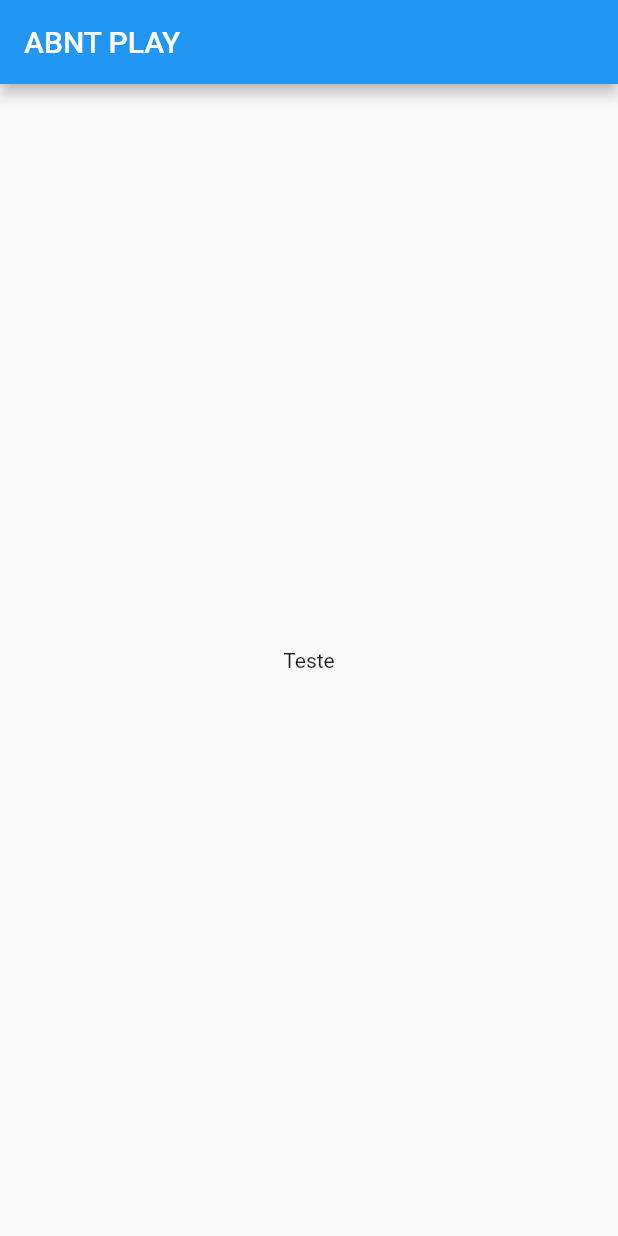
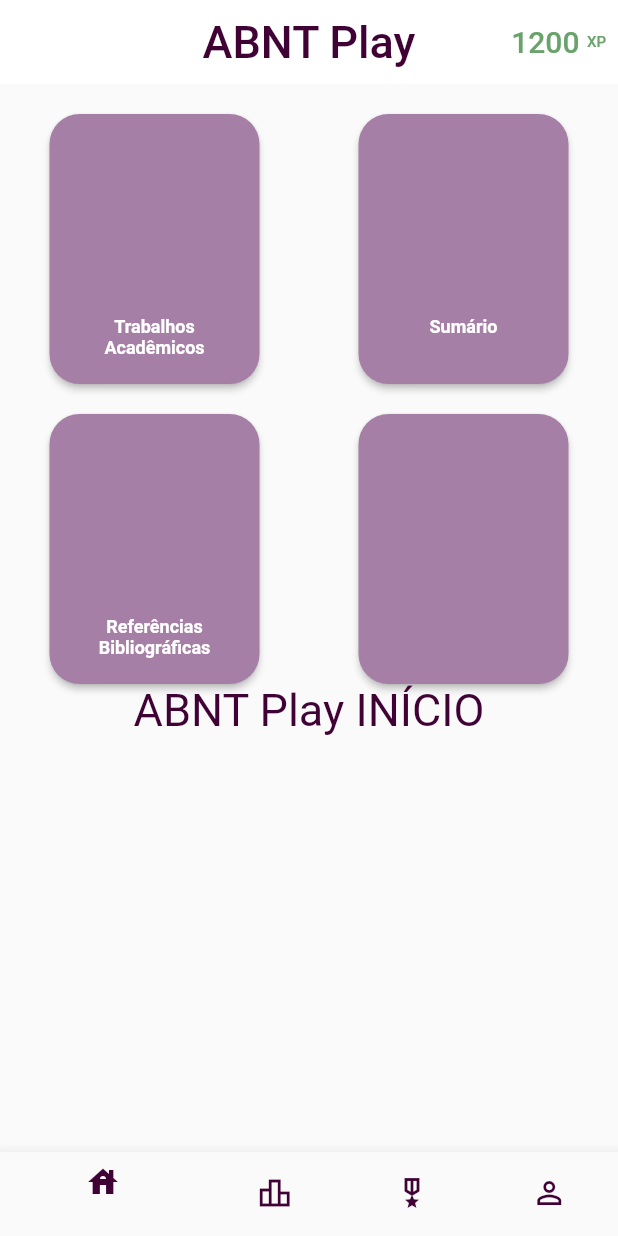
Before and after one commit to alvarengazv/abnt_game, a Flutter app: the screen it shows after launch, on a phone screen of 412 x 824 dp. Run offline on Flutter 3.47's test engine with Material 2 defaults, Android fonts, the phone set to English and light mode, and no system bars.

Commit message:
Página de Início

```diff
--- a/lib/core/app.dart
+++ b/lib/core/app.dart
@@ -1,3 +1,4 @@
+import 'package:abntplaybic/modules/home/pages/index.dart';
 import 'package:abntplaybic/modules/login/pages/login.dart';
 import 'package:flutter/material.dart';
 
@@ -8,11 +9,11 @@ class MyApp extends StatelessWidget {
   Widget build(BuildContext context) {
     return MaterialApp(
       debugShowCheckedModeBanner: false,
-      title: 'Flutter Demo',
+      title: 'ABNT Play',
       theme: ThemeData(
         primarySwatch: Colors.blue,
       ),
-      home: LoginPage(),
+      home: HomePage(),
     );
   }
 }
--- /dev/null
+++ b/lib/modules/home/pages/index.dart
@@ -0,0 +1,65 @@
+import 'package:abntplaybic/modules/home/pages/telas/classificacao.dart';
+import 'package:abntplaybic/modules/home/pages/telas/conquistas.dart';
+import 'package:abntplaybic/modules/home/pages/telas/inicio.dart';
+import 'package:abntplaybic/modules/home/pages/telas/perfil.dart';
+import 'package:flutter/material.dart';
+
+class HomePage extends StatefulWidget {
+  const HomePage({super.key});
+
+  @override
+  State<HomePage> createState() => _HomePageState();
+}
+
+class _HomePageState extends State<HomePage> {
+  int _selectedIndex = 0;
+  static const TextStyle optionStyle =
+      TextStyle(fontSize: 30, fontWeight: FontWeight.bold);
+  static const List<Widget> _widgetOptions = <Widget>[
+    InicioPage(),
+    ClassificacaoPage(),
+    ConquistasPage(),
+    PerfilPage(),
+  ];
+
+  void _onItemTapped(int index) {
+    setState(() {
+      _selectedIndex = index;
+    });
+  }
+
+  @override
+  Widget build(BuildContext context) {
+    return Scaffold(
+      body: Center(
+        child: _widgetOptions.elementAt(_selectedIndex),
+      ),
+      bottomNavigationBar: BottomNavigationBar(
+        currentIndex: _selectedIndex,
+        onTap: _onItemTapped,
+        items:[
+          BottomNavigationBarItem(
+            activeIcon: Icon(Icons.house, color: Color.fromARGB(255, 64, 1, 53),),
+            icon: Icon(Icons.house_outlined, color: Color.fromARGB(255, 64, 1, 53),),
+            label: ""
+          ),
+          BottomNavigationBarItem(
+            activeIcon: Icon(Icons.leaderboard, color: Color.fromARGB(255, 64, 1, 53),),
+            icon: Icon(Icons.leaderboard_outlined, color: Color.fromARGB(255, 64, 1, 53),),
+            label: ""
+          ),
+          BottomNavigationBarItem(
+            activeIcon: Icon(Icons.military_tech, color: Color.fromARGB(255, 64, 1, 53),),
+            icon: Icon(Icons.military_tech_outlined, color: Color.fromARGB(255, 64, 1, 53),),
+            label: ""
+          ),
+          BottomNavigationBarItem(
+            activeIcon: Icon(Icons.person, color: Color.fromARGB(255, 64, 1, 53),),
+            icon: Icon(Icons.person_outline, color: Color.fromARGB(255, 64, 1, 53),),
+            label: ""
+          ),
+        ]
+      ),
+    );
+  }
+}
--- /dev/null
+++ b/lib/modules/home/pages/telas/classificacao.dart
@@ -0,0 +1,22 @@
+import 'package:flutter/material.dart';
+import 'package:flutter/src/widgets/container.dart';
+import 'package:flutter/src/widgets/framework.dart';
+
+class ClassificacaoPage extends StatefulWidget {
+  const ClassificacaoPage({super.key});
+
+  @override
+  State<ClassificacaoPage> createState() => _ClassificacaoPageState();
+}
+
+class _ClassificacaoPageState extends State<ClassificacaoPage> {
+  @override
+  Widget build(BuildContext context) {
+    return Text("ABNT Play CLASSIFICAÇÃO",
+        style: TextStyle(
+          color: Color.fromARGB(255, 64, 1, 53),
+          fontSize: 30
+        ),
+    );
+  }
+}
--- /dev/null
+++ b/lib/modules/home/pages/telas/conquistas.dart
@@ -0,0 +1,22 @@
+import 'package:flutter/material.dart';
+import 'package:flutter/src/widgets/container.dart';
+import 'package:flutter/src/widgets/framework.dart';
+
+class ConquistasPage extends StatefulWidget {
+  const ConquistasPage({super.key});
+
+  @override
+  State<ConquistasPage> createState() => _ConquistasPageState();
+}
+
+class _ConquistasPageState extends State<ConquistasPage> {
+  @override
+  Widget build(BuildContext context) {
+    return Text("ABNT Play CONQUISTAS",
+        style: TextStyle(
+          color: Color.fromARGB(255, 64, 1, 53),
+          fontSize: 30
+        ),
+    );
+  }
+}
--- /dev/null
+++ b/lib/modules/home/pages/telas/inicio.dart
@@ -0,0 +1,83 @@
+import 'package:abntplaybic/shared/components/botoes/botaoInicio.dart';
+import 'package:flutter/material.dart';
+import 'package:flutter/src/widgets/container.dart';
+import 'package:flutter/src/widgets/framework.dart';
+
+class InicioPage extends StatefulWidget {
+  const InicioPage({super.key});
+
+  @override
+  State<InicioPage> createState() => _InicioPageState();
+}
+
+class _InicioPageState extends State<InicioPage> {
+  @override
+  Widget build(BuildContext context) {
+    return Scaffold (
+      appBar: AppBar(
+        actions: [
+          TextButton(
+            onPressed: (){},
+            child: Row(
+              children: const [
+                Text(
+                "1200 ",
+                style: TextStyle(
+                color: Color.fromARGB(255, 105, 163, 107),
+                fontSize: 20
+              ),
+              ),
+                Text(
+                    "XP",
+                    style: TextStyle(
+                    color: Color.fromARGB(255, 105, 163, 107),
+                    fontSize: 10
+                  ),
+                  ),
+              ],
+            ),
+            )
+        ],
+        shadowColor: Colors.transparent,
+        backgroundColor: Colors.white,
+        centerTitle: true,
+        title: const Text("ABNT Play",
+          style: TextStyle(
+            color: Color.fromARGB(255, 64, 1, 53),
+            fontSize: 30
+          ),
+        ),
+      ),
+      body: Column(
+      children: [
+        Padding(
+          padding: const EdgeInsets.fromLTRB(0, 20, 0, 0),
+          child: Row(
+            mainAxisAlignment: MainAxisAlignment.spaceAround,
+            children: [
+              BotaoInicio(texto: "Trabalhos Acadêmicos",),
+              BotaoInicio(texto: "Sumário")
+            ],
+          ),
+        ),
+        Padding(
+          padding: const EdgeInsets.fromLTRB(0, 20, 0, 0),
+          child: Row(
+            mainAxisAlignment: MainAxisAlignment.spaceAround,
+            children: [
+              BotaoInicio(texto: "Referências Bibliográficas",),
+              BotaoInicio(texto: "",),
+            ],
+          ),
+        ),
+        Text("ABNT Play INÍCIO",
+            style: TextStyle(
+              color: Color.fromARGB(255, 64, 1, 53),
+              fontSize: 30
+            ),
+        ),
+      ],
+    )
+    );
+  }
+}
--- /dev/null
+++ b/lib/modules/home/pages/telas/perfil.dart
@@ -0,0 +1,22 @@
+import 'package:flutter/material.dart';
+import 'package:flutter/src/widgets/container.dart';
+import 'package:flutter/src/widgets/framework.dart';
+
+class PerfilPage extends StatefulWidget {
+  const PerfilPage({super.key});
+
+  @override
+  State<PerfilPage> createState() => _PerfilPageState();
+}
+
+class _PerfilPageState extends State<PerfilPage> {
+  @override
+  Widget build(BuildContext context) {
+    return Text("ABNT Play PERFIL",
+        style: TextStyle(
+          color: Color.fromARGB(255, 64, 1, 53),
+          fontSize: 30
+        ),
+    );
+  }
+}
--- /dev/null
+++ b/lib/shared/components/botoes/botaoInicio.dart
@@ -0,0 +1,47 @@
+import 'package:flutter/material.dart';
+import 'package:flutter/src/widgets/container.dart';
+import 'package:flutter/src/widgets/framework.dart';
+
+class BotaoInicio extends StatefulWidget {
+  final String texto;
+  BotaoInicio({super.key, required this.texto});
+
+  @override
+  State<BotaoInicio> createState() => _BotaoInicioState();
+}
+
+class _BotaoInicioState extends State<BotaoInicio> {
+  @override
+  Widget build(BuildContext context) {
+    return Container(
+              decoration: BoxDecoration(
+                borderRadius: BorderRadius.circular(15)
+              ),
+              height: 180,
+              width: 140,
+              child: ElevatedButton(
+                onPressed: (){},
+                child: Column(
+                  children: [
+                    Expanded(flex: 3, child: Container()),
+                    Expanded(child:
+                      Text(widget.texto,
+                        textAlign: TextAlign.center,
+                        style: TextStyle(
+                          fontSize: 12,
+                          fontWeight: FontWeight.bold
+                        ),
+                      )
+                    ),
+                  ],
+                ),
+                style: ElevatedButton.styleFrom(
+                  backgroundColor: Color.fromARGB(255, 165, 127, 165),
+                  shape: RoundedRectangleBorder(
+                    borderRadius: BorderRadius.circular(20),
+                  ),
+              ),
+            )
+    );
+  }
+}
```
Also changed, not shown: lib/modules/home/controllers/controller.dart (added).
